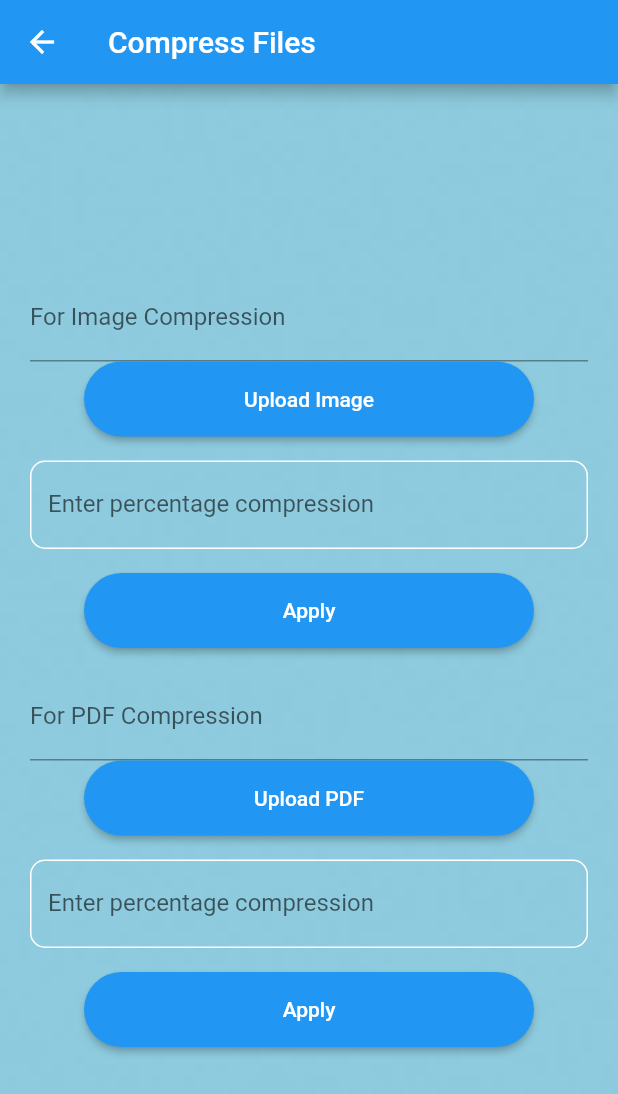
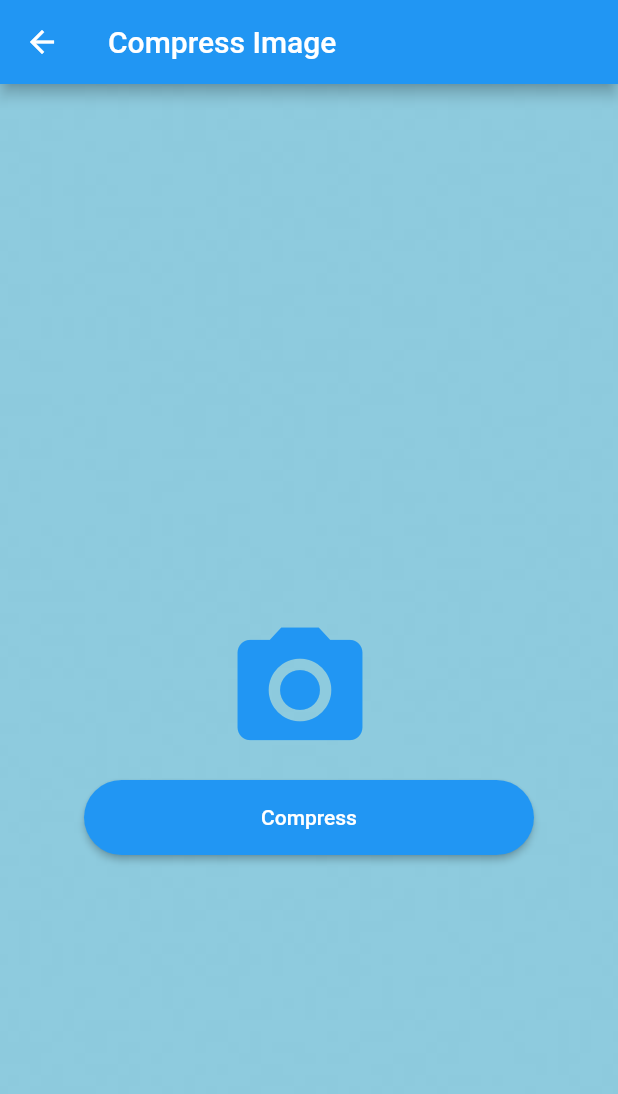
Before and after one commit to Fatima-Naqoosh/OmniScan, a Flutter app: the screen it shows after launch, after a tap on "Compress", on a phone screen of 412 x 824 dp. Shown: the top 1094 px of the screen. Run offline on Flutter 3.47's test engine with Material 2 defaults, Android fonts, the light colour scheme and no system bars; our stand-ins replace camera, file_picker, firebase_core, flutter_image_compress, image_picker; missing offline and left inert: firebase_ml_vision; accounts and stored records are empty.

Commit message:
Completed compress image

```diff
--- a/omniscan/lib/compress_screen.dart
+++ b/omniscan/lib/compress_screen.dart
@@ -1,8 +1,9 @@
 import 'dart:io';
-import 'package:file_picker/file_picker.dart';
 import 'package:image_picker/image_picker.dart';
 import 'package:flutter/material.dart';
 import 'package:flutter_image_compress/flutter_image_compress.dart';
+
+import 'compressed_image_view.dart';
 class CompressScreen extends StatefulWidget {
   const CompressScreen({ Key? key }) : super(key: key);
 
@@ -13,30 +14,40 @@
 class _CompressScreenState extends State<CompressScreen> {
 
   late File _image;
-  late int image_quality;
-  late int file_quality;
+  int image_quality = 50;
+  bool _loaded = false;
   getImageFile() async {
     final ImagePicker _picker = ImagePicker();
     final XFile? image = await _picker.pickImage(source: ImageSource.gallery);
     setState( () {
-      _image = image as File;
+      _loaded = true;
+      _image = File(image!.path);
     }
     );
   }
-  getPDFFile() async {
-    FilePickerResult? result = await FilePicker.platform.pickFiles(
-        type: FileType.custom,
-        allowedExtensions: ['pdf'],
-    );
-  }
+
   void compressImage(File file) async {
     // ignore: unused_local_variable
+    final filePath = file.absolute.path;
+  // Create output file path
+  // eg:- "Volume/VM/abcd_out.jpeg"
+  final lastIndex = filePath.lastIndexOf(new RegExp(r'.jp'));
+  final splitted = filePath.substring(0, (lastIndex));
+  final outPath = "${splitted}_out${filePath.substring(lastIndex)}";
+  print(filePath);
+  print(outPath);
     var result = await FlutterImageCompress.compressAndGetFile(
-        file.absolute.path, file.absolute.path,
+        filePath, outPath,
         quality: image_quality,
       );
     print(file.lengthSync());
     print(result!.lengthSync());
+    Navigator.push(
+        context,
+        MaterialPageRoute(
+            builder: (builder) => compressedImagePage(
+                  path: result.path,
+                )));
 
   }
 
@@ -44,7 +55,7 @@
   Widget build(BuildContext context) {
     return Scaffold(
       appBar: AppBar(
-        title: Text("Compress Files"),
+        title: Text("Compress Image"),
       ),
       body: Container(decoration: BoxDecoration(
         image: DecorationImage(
@@ -55,48 +66,37 @@
             child: Column(
           mainAxisAlignment: MainAxisAlignment.center,
           children: [
-            TextFormField(
-              decoration:  InputDecoration(
-              labelText: 'For Image Compression'
+            SizedBox(height: 100.0),
+          _loaded
+              ? Center(
+                  child: Container(
+                  decoration: BoxDecoration(
+                    color: Colors.white,
+                    boxShadow: const [
+                      BoxShadow(blurRadius: 20),
+                    ],
+                  ),
+                  margin: EdgeInsets.fromLTRB(0, 0, 0, 8),
+                  height: 250,
+                  child: Image.file(
+                    _image,
+                    fit: BoxFit.cover,
+                  ),
+                ))
+              : Center(
+            child: FlatButton.icon(
+              icon: Icon(
+                Icons.photo_camera,
+                size: 100,
+              ),
+              label: Text(''),
+              textColor: Theme.of(context).primaryColor,
+              onPressed: () async {
+                getImageFile();
+              },
             ),
-            ),
-
-            SizedBox(
-              width: 300,
-              height: 50,
-              // ignore: deprecated_member_use
-              child: RaisedButton(
-                padding: EdgeInsets.symmetric(vertical: 8, horizontal: 30),
-                onPressed: () {
-                  getImageFile();
-                },
-                color: Colors.blue,
-                shape: RoundedRectangleBorder(
-                  borderRadius: BorderRadius.all(Radius.circular(30))),
-                child: Text(
-                  "Upload Image",
-                  style: TextStyle(color: Colors.white),
-                ),
-                ),
-            ),
-            SizedBox(
-              height: 16,
-            ),
-            TextFormField(
-              decoration:  InputDecoration(
-              enabledBorder: OutlineInputBorder(
-                      borderSide: BorderSide(
-                        color: Colors.white,
-                      ),
-                      borderRadius: BorderRadius.circular(10.0),
-                    ),
-              labelText: 'Enter percentage compression'
-            ),
-            ),
-
-            SizedBox(
-              height: 16,
-            ),
+          ),
+          SizedBox(height: 10.0),
             SizedBox(
               width: 300,
               height: 50,
@@ -110,76 +110,11 @@
                 shape: RoundedRectangleBorder(
                   borderRadius: BorderRadius.all(Radius.circular(30))),
                 child: Text(
-                  "Apply",
+                  "Compress",
                   style: TextStyle(color: Colors.white),
                 ),
                 ),
             ),
-
-            SizedBox(
-              height: 16,
-            ),
-            TextFormField(
-              decoration:  InputDecoration(
-              labelText: 'For PDF Compression'
-            ),
-            ),
-
-            SizedBox(
-              width: 300,
-              height: 50,
-              // ignore: deprecated_member_use
-              child: RaisedButton(
-                padding: EdgeInsets.symmetric(vertical: 8, horizontal: 30),
-                onPressed: () {
-                  getPDFFile();
-                },
-                color: Colors.blue,
-                shape: RoundedRectangleBorder(
-                  borderRadius: BorderRadius.all(Radius.circular(30))),
-                child: Text(
-                  "Upload PDF",
-                  style: TextStyle(color: Colors.white),
-                ),
-                ),
-            ),
-            SizedBox(
-              height: 16,
-            ),
-            TextFormField(
-              decoration:  InputDecoration(
-              enabledBorder: OutlineInputBorder(
-                      borderSide: BorderSide(
-                        color: Colors.white,
-                      ),
-                      borderRadius: BorderRadius.circular(10.0),
-                    ),
-              labelText: 'Enter percentage compression'
-            ),
-            ),
-
-            SizedBox(
-              height: 16,
-            ),
-            SizedBox(
-              width: 300,
-              height: 50,
-              // ignore: deprecated_member_use
-              child: RaisedButton(
-                padding: EdgeInsets.symmetric(vertical: 8, horizontal: 30),
-                onPressed: () {
-                  //compressFile(_pdf);
-                },
-                color: Colors.blue,
-                shape: RoundedRectangleBorder(
-                  borderRadius: BorderRadius.all(Radius.circular(30))),
-                child: Text(
-                  "Apply",
-                  style: TextStyle(color: Colors.white),
-                ),
-                ),
-            ),
-
 
       ],
         )
--- a/omniscan/lib/home_screen.dart
+++ b/omniscan/lib/home_screen.dart
@@ -2,14 +2,8 @@
 import 'merge_screen.dart';
 import 'compress_screen.dart';
 import 'changebg_screen.dart';
-import 'ocr_screen.dart';
 import 'htr_screen.dart';
-// ignore: unused_import
-import 'scan_screen.dart';
-// ignore: unused_import
-import 'package:camera/camera.dart';
-// ignore: unused_import
-import 'dart:async';
+import 'compressPDF_screen.dart';
 
 class HomeScreen extends StatefulWidget {
   const HomeScreen({Key? key}) : super(key: key);
@@ -76,10 +70,10 @@
                         MaterialPageRoute(
                             builder: (context) => HTRScreen()),
                       );
-                    }/* else if (title == "Handwriting to Text") {
+                    } /*else if (title == "Handwriting to Text") {
                       Navigator.push(
                         context,
-                        MaterialPageRoute(builder: (context) => HTRScreen()),
+                        MaterialPageRoute(builder: (context) => compressPDFScreen()),
                       );
                     }*/
                   },
--- a/omniscan/lib/htr_screen.dart
+++ b/omniscan/lib/htr_screen.dart
@@ -1,5 +1,4 @@
 import 'dart:io';
-
 import 'package:flutter/material.dart';
 import 'package:image_picker/image_picker.dart';
 import 'package:omniscan/ocr_screen.dart';
@@ -12,13 +11,16 @@
 }
 
 class _HTRScreenState extends State<HTRScreen> {
+  var _image;
 
   getImageFile() async {
+
     final ImagePicker _picker = ImagePicker();
-    final File? image = (await _picker.pickImage(source: ImageSource.gallery)) as File?;
+    final XFile? image = await _picker.pickImage(source: ImageSource.gallery);
+    setState(() {  _image = File(image!.path);  });
     Navigator.push(
       context,
-      MaterialPageRoute(builder: (context) => OCRScreen(image)),
+      MaterialPageRoute(builder: (context) => OCRScreen(_image)),
     );
   }
   Future openCamera() async {
--- a/omniscan/lib/ocr_screen.dart
+++ b/omniscan/lib/ocr_screen.dart
@@ -18,7 +18,6 @@
   bool isprocessed = false;
   var text = '';
   Future processImage(image) async {
-    print("proccesing image");
     FirebaseVisionImage visionImage = FirebaseVisionImage.fromFile(image);
     TextRecognizer textRecognizer = FirebaseVision.instance.textRecognizer();
     VisionText visionText = await textRecognizer.processImage(visionImage);
```
Also changed, not shown: omniscan/lib/compressPDF_screen.dart (added, +94 -0 lines), omniscan/lib/compressed_image_view.dart (added, +47 -0 lines).
